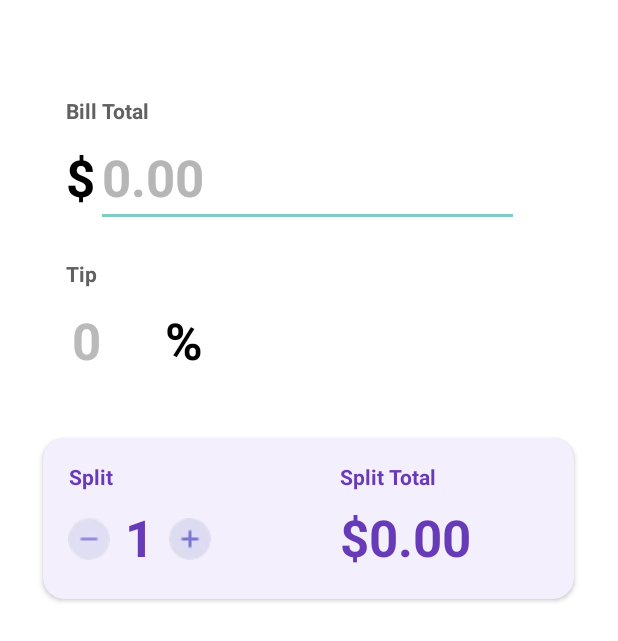
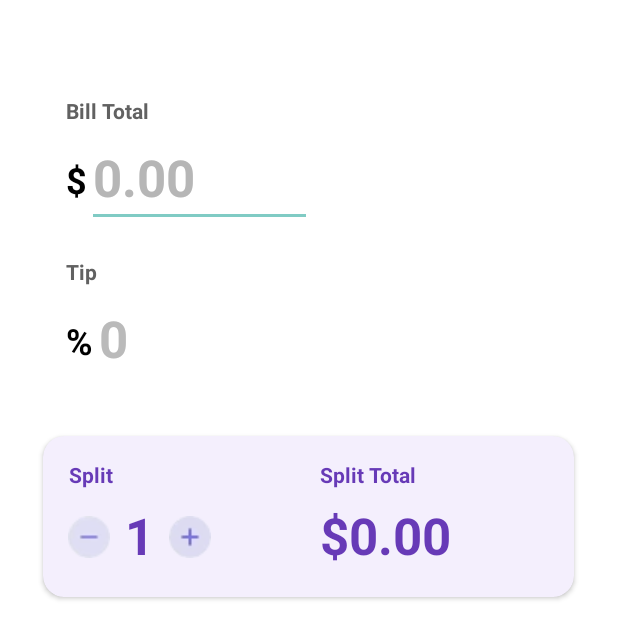
Before and after one commit to nahianc/TipCalculator, an Android app: the screen it shows after launch (MainActivity), on a phone screen of 412 x 824 dp. Shown: the top 641 px of the screen. Run offline under Robolectric (Android 15) with nearby library versions, the phone set to English and light mode, and no system bars; Roboto replaces fonts that are not available here.

Commit message:
Updated constraints for more consistent look throughout. Added a inputFilter to both the Total Bill field and Tip Percent field for content restriction within line and screen.

```diff
--- /dev/null
+++ b/app/src/main/java/com/example/tipcalculator/InputFilterMinMax.java
@@ -0,0 +1,46 @@
+package com.example.tipcalculator;
+
+import android.text.InputFilter;
+import android.text.Spanned;
+
+public class InputFilterMinMax implements InputFilter {
+    private double totalMin;
+    private double totalMax;
+
+    private int tipMin;
+    private int tipMax;
+
+    public InputFilterMinMax(double min, double max) {
+        this.totalMin = min;
+        this.totalMax = max;
+    }
+
+    public InputFilterMinMax(int min, int max) {
+        this.tipMin = min;
+        this.tipMax = max;
+    }
+
+    @Override
+    public CharSequence filter(CharSequence source, int start, int end, Spanned dest, int dstart, int dend) {
+        //noinspection EmptyCatchBlock
+        try {
+            double input = Double.parseDouble(dest.subSequence(0, dstart).toString() + source + dest.subSequence(dend, dest.length()));
+            if (isInRange(totalMin, totalMax, input))
+                return null;
+        } catch (NumberFormatException nfe) { }
+        try {
+            int input = Integer.parseInt(dest.subSequence(0, dstart).toString() + source + dest.subSequence(dend, dest.length()));
+            if (isInRange(tipMin, tipMax, input))
+                return null;
+        } catch (NumberFormatException nfe) { }
+        return "";
+    }
+
+    private boolean isInRange(double a, double b, double c) {
+        return b > a ? c >= a && c <= b : c >= b && c <= a;
+    }
+
+    private boolean isInRange(int a, int b, int c) {
+        return b > a ? c >= a && c <= b : c >= b && c <= a;
+    }
+}
--- a/app/src/main/java/com/example/tipcalculator/MainActivity.java
+++ b/app/src/main/java/com/example/tipcalculator/MainActivity.java
@@ -3,6 +3,7 @@ package com.example.tipcalculator;
 import androidx.appcompat.app.AppCompatActivity;
 import android.os.Bundle;
 import android.text.Editable;
+import android.text.InputFilter;
 import android.text.TextUtils;
 import android.text.TextWatcher;
 import android.view.View;
@@ -36,6 +37,7 @@ public class MainActivity extends AppCompatActivity {
 
         // Attach a textChangedListener to billTotal, tipPercent, and split fields
         // so split total is dynamically updated upon any change
+        billTotalText.setFilters(new InputFilter[]{ new InputFilterMinMax(0.00, 9999.99)});
         billTotalText.addTextChangedListener(new TextWatcher() {
             public void afterTextChanged(Editable s) {
                 calculate();
@@ -44,6 +46,7 @@ public class MainActivity extends AppCompatActivity {
             public void onTextChanged(CharSequence s, int start, int before, int count) {}
         });
 
+        tipPercentText.setFilters(new InputFilter[]{ new InputFilterMinMax(0, 100)});
         tipPercentText.addTextChangedListener(new TextWatcher() {
             public void afterTextChanged(Editable s) {
                 calculate();
@@ -63,9 +66,11 @@ public class MainActivity extends AppCompatActivity {
         // Add a onClick listener to plus button to increment party size if clicked
         plusButton.setOnClickListener(new View.OnClickListener() {
             public void onClick(View view) {
-                int partySize = Integer.parseInt( ((TextView)findViewById(R.id.splitNumField)).getText().toString() );
-                partySize++;
-                ((TextView)findViewById(R.id.splitNumField)).setText(Integer.toString(partySize));
+                int partySize = Integer.parseInt(((TextView)findViewById(R.id.splitNumField)).getText().toString());
+                if (partySize < 999) {
+                    partySize++;
+                    ((TextView) findViewById(R.id.splitNumField)).setText(Integer.toString(partySize));
+                }
             }
         });
 
@@ -73,10 +78,7 @@ public class MainActivity extends AppCompatActivity {
         minusButton.setOnClickListener(new View.OnClickListener() {
             public void onClick(View view) {
                 int partySize = Integer.parseInt(((TextView) findViewById(R.id.splitNumField)).getText().toString());
-                // If partySize is 1, do nothing
-                if (partySize == 1) {
-                    return;
-                } else {
+                if (partySize > 1) {
                     partySize--;
                     ((TextView) findViewById(R.id.splitNumField)).setText(Integer.toString(partySize));
                 }
--- a/app/src/main/res/layout/activity_main.xml
+++ b/app/src/main/res/layout/activity_main.xml
@@ -17,39 +17,41 @@
         android:textColor="#616161"
         android:textStyle="bold"
         app:layout_constraintEnd_toEndOf="parent"
-        app:layout_constraintHorizontal_bias="0.123"
-        app:layout_constraintStart_toStartOf="parent"
+        app:layout_constraintHorizontal_bias="0"
+        app:layout_constraintStart_toStartOf="@+id/mainGuideline"
         app:layout_constraintTop_toTopOf="parent" />
 
     <TextView
         android:id="@+id/billTotalDollarSymbol"
         android:layout_width="wrap_content"
         android:layout_height="wrap_content"
-        android:layout_marginTop="12dp"
+        android:layout_marginTop="20dp"
         android:text="$"
         android:textColor="#000000"
-        android:textSize="34sp"
+        android:textSize="24sp"
         android:textStyle="bold"
         app:layout_constraintEnd_toEndOf="parent"
-        app:layout_constraintHorizontal_bias="0.112"
-        app:layout_constraintStart_toStartOf="parent"
+        app:layout_constraintHorizontal_bias="0"
+        app:layout_constraintStart_toStartOf="@+id/mainGuideline"
         app:layout_constraintTop_toBottomOf="@+id/billTotalHeader" />
 
     <EditText
         android:id="@+id/billTotalField"
-        android:layout_width="282dp"
+        android:layout_width="150dp"
         android:layout_height="56dp"
         android:layout_marginTop="12dp"
-        android:ems="10"
+        android:ems="7"
         android:hint="0.00"
         android:inputType="numberDecimal"
+        android:maxEms="7"
+        android:maxLength="7"
         android:singleLine="true"
         android:textColor="#000000"
         android:textColorHint="#B6B6B6"
         android:textSize="34sp"
         android:textStyle="bold"
         app:layout_constraintEnd_toEndOf="parent"
-        app:layout_constraintHorizontal_bias="0.008"
+        app:layout_constraintHorizontal_bias="0"
         app:layout_constraintStart_toEndOf="@+id/billTotalDollarSymbol"
         app:layout_constraintTop_toBottomOf="@+id/billTotalHeader" />
 
@@ -57,47 +59,47 @@
         android:id="@+id/tipHeader"
         android:layout_width="wrap_content"
         android:layout_height="wrap_content"
-        android:layout_marginTop="32dp"
+        android:layout_marginTop="20dp"
         android:text="Tip"
         android:textColor="#616161"
         android:textStyle="bold"
         app:layout_constraintEnd_toEndOf="parent"
-        app:layout_constraintHorizontal_bias="0.112"
-        app:layout_constraintStart_toStartOf="parent"
-        app:layout_constraintTop_toBottomOf="@+id/billTotalDollarSymbol" />
+        app:layout_constraintHorizontal_bias="0"
+        app:layout_constraintStart_toStartOf="@+id/mainGuideline"
+        app:layout_constraintTop_toBottomOf="@+id/billTotalField" />
 
     <EditText
         android:id="@+id/tipPercentField"
-        android:layout_width="66dp"
+        android:layout_width="80dp"
         android:layout_height="56dp"
         android:layout_marginTop="12dp"
         android:ems="10"
         android:hint="0"
         android:inputType="number"
         android:maxLength="3"
+        android:scrollHorizontally="false"
         android:singleLine="true"
         android:textColor="#000000"
         android:textColorHint="#BABABA"
         android:textSize="34sp"
         android:textStyle="bold"
         app:layout_constraintEnd_toEndOf="parent"
-        app:layout_constraintHorizontal_bias="0.127"
-        app:layout_constraintStart_toStartOf="parent"
+        app:layout_constraintHorizontal_bias="0"
+        app:layout_constraintStart_toEndOf="@+id/tipPercentSymbol"
         app:layout_constraintTop_toBottomOf="@+id/tipHeader" />
 
     <TextView
         android:id="@+id/tipPercentSymbol"
         android:layout_width="wrap_content"
         android:layout_height="wrap_content"
-        android:layout_marginTop="12dp"
-        android:layout_marginEnd="172dp"
+        android:layout_marginTop="20dp"
         android:text="%"
         android:textColor="#000000"
-        android:textSize="34sp"
+        android:textSize="24sp"
         android:textStyle="bold"
         app:layout_constraintEnd_toEndOf="parent"
-        app:layout_constraintHorizontal_bias="0.0"
-        app:layout_constraintStart_toEndOf="@+id/tipPercentField"
+        app:layout_constraintHorizontal_bias="0"
+        app:layout_constraintStart_toStartOf="@+id/mainGuideline"
         app:layout_constraintTop_toBottomOf="@+id/tipHeader" />
 
     <androidx.cardview.widget.CardView
@@ -138,8 +140,8 @@
                 android:textColor="#673AB7"
                 android:textStyle="bold"
                 app:layout_constraintEnd_toEndOf="parent"
-                app:layout_constraintHorizontal_bias="0.623"
-                app:layout_constraintStart_toEndOf="@+id/splitText"
+                app:layout_constraintHorizontal_bias="0.0"
+                app:layout_constraintStart_toStartOf="@+id/splitTotalGuideline"
                 app:layout_constraintTop_toTopOf="parent" />
 
             <ImageButton
@@ -151,7 +153,6 @@
                 android:layout_marginTop="8dp"
                 android:adjustViewBounds="false"
                 android:background="@null"
-                android:onClick="onClickMinus"
                 android:padding="10dp"
                 android:scaleType="centerInside"
                 android:src="@drawable/minus"
@@ -182,7 +183,6 @@
                 android:layout_centerHorizontal="true"
                 android:layout_marginTop="8dp"
                 android:background="@null"
-                android:onClick="onClickPlus"
                 android:padding="10dp"
                 android:scaleType="centerInside"
                 android:src="@drawable/plus"
@@ -193,8 +193,8 @@
 
             <TextView
                 android:id="@+id/splitTotalNumText"
-                android:layout_width="127dp"
-                android:layout_height="45dp"
+                android:layout_width="wrap_content"
+                android:layout_height="wrap_content"
                 android:layout_marginTop="8dp"
                 android:text="0.00"
                 android:textColor="#673AB7"
@@ -202,11 +202,11 @@
                 android:textStyle="bold"
                 app:layout_constraintEnd_toEndOf="parent"
                 app:layout_constraintHorizontal_bias="0.0"
-                app:layout_constraintStart_toEndOf="@+id/totalDollarSymbol"
+                app:layout_constraintStart_toEndOf="@+id/splitTotalDollarSymbol"
                 app:layout_constraintTop_toBottomOf="@+id/splitTotalText" />
 
             <TextView
-                android:id="@+id/totalDollarSymbol"
+                android:id="@+id/splitTotalDollarSymbol"
                 android:layout_width="wrap_content"
                 android:layout_height="wrap_content"
                 android:layout_marginTop="8dp"
@@ -216,11 +216,25 @@
                 android:textSize="34sp"
                 android:textStyle="bold"
                 app:layout_constraintEnd_toEndOf="parent"
-                app:layout_constraintHorizontal_bias="0.752"
-                app:layout_constraintStart_toEndOf="@+id/plusButton"
+                app:layout_constraintHorizontal_bias="0.0"
+                app:layout_constraintStart_toStartOf="@+id/splitTotalGuideline"
                 app:layout_constraintTop_toBottomOf="@+id/splitTotalText" />
+
+            <androidx.constraintlayout.widget.Guideline
+                android:id="@+id/splitTotalGuideline"
+                android:layout_width="wrap_content"
+                android:layout_height="wrap_content"
+                android:orientation="vertical"
+                app:layout_constraintGuide_begin="185dp" />
 
         </androidx.constraintlayout.widget.ConstraintLayout>
     </androidx.cardview.widget.CardView>
 
+    <androidx.constraintlayout.widget.Guideline
+        android:id="@+id/mainGuideline"
+        android:layout_width="wrap_content"
+        android:layout_height="wrap_content"
+        android:orientation="vertical"
+        app:layout_constraintGuide_begin="44dp" />
+
 </androidx.constraintlayout.widget.ConstraintLayout>
--- a/build.gradle
+++ b/build.gradle
@@ -1,7 +1,7 @@
 // Top-level build file where you can add configuration options common to all sub-projects/modules.
 plugins {
-    id 'com.android.application' version '7.1.0' apply false
-    id 'com.android.library' version '7.1.0' apply false
+    id 'com.android.application' version '7.1.2' apply false
+    id 'com.android.library' version '7.1.2' apply false
 }
 
 task clean(type: Delete) {
```
